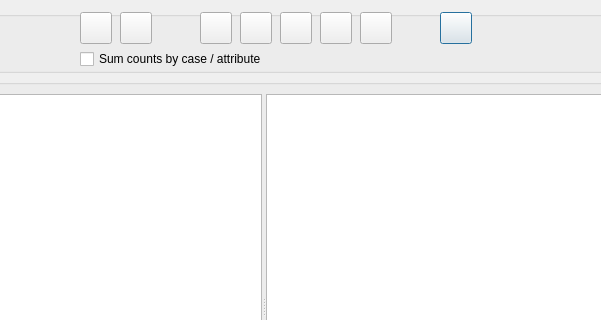
This is src/GUI_UIs/ui_comparison_table.ui in ccbogel/QualCoder as Qt 5 draws it before an edit; both pictures show x 156 to 757 and y 0 to 320 of the 839 by 540 pixel window. The edited form follows.
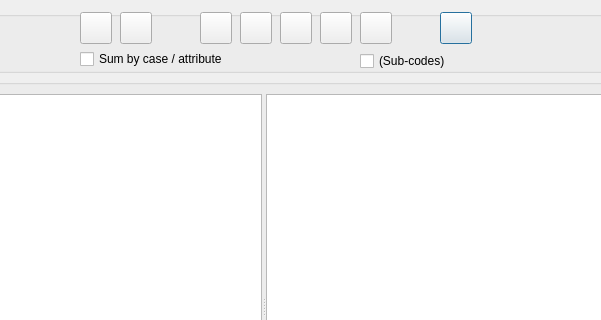
This is the edited form.

Commit message: subcodes checkbox

```diff
--- a/src/GUI_UIs/ui_comparison_table.ui
+++ b/src/GUI_UIs/ui_comparison_table.ui
@@ -117,7 +117,7 @@
        <rect>
         <x>230</x>
         <y>38</y>
-        <width>261</width>
+        <width>241</width>
         <height>20</height>
        </rect>
       </property>
@@ -125,7 +125,7 @@
        <string>Sum the code counts per case or per attribute value, instead of showing each file separately.</string>
       </property>
       <property name="text">
-       <string>Sum counts by case / attribute</string>
+       <string>Sum by case / attribute</string>
       </property>
      </widget>
      <widget class="QPushButton" name="pushButton_select_files">
@@ -337,6 +337,22 @@
        <string/>
       </property>
      </widget>
+     <widget class="QCheckBox" name="checkBox_subcodes">
+      <property name="geometry">
+       <rect>
+        <x>510</x>
+        <y>40</y>
+        <width>161</width>
+        <height>20</height>
+       </rect>
+      </property>
+      <property name="toolTip">
+       <string>Show sub-code count, code count (sub-code count)</string>
+      </property>
+      <property name="text">
+       <string>(Sub-codes)</string>
+      </property>
+     </widget>
     </widget>
    </item>
    <item>
```
